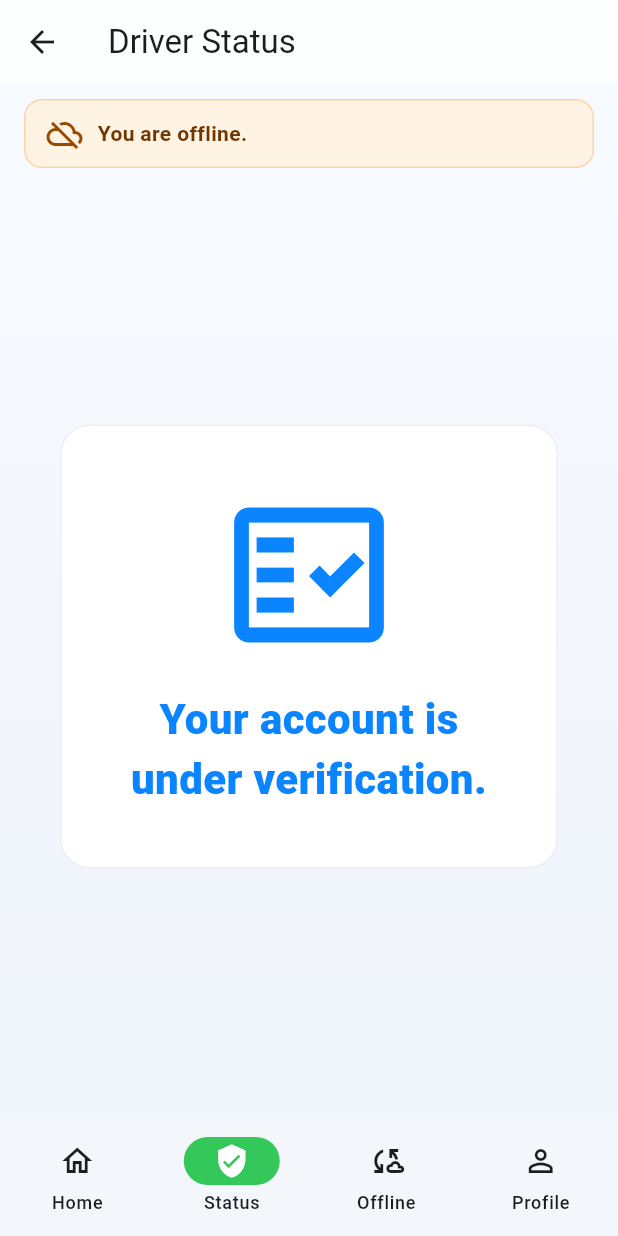
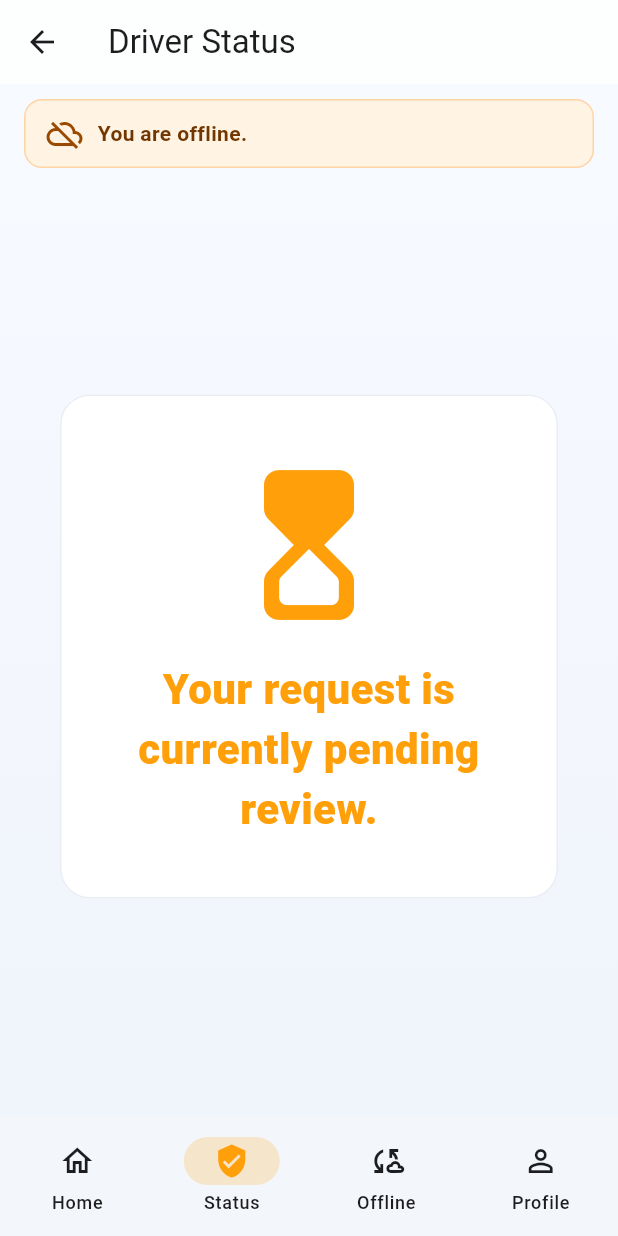
Before and after one commit to BlackTom900131/DriverOps, a Flutter app: the HomeScreen screen opened by its route, item 2 of the bottom bar chosen, on a phone screen of 412 x 824 dp. Run offline on Flutter 3.47's test engine with Material 3 defaults, Android fonts, the phone set to English and light mode, and no system bars; our stand-ins replace flutter_riverpod, go_router, shared_preferences; accounts and stored records are empty; Roboto replaces fonts that are missing (SF Pro Text).

Commit message:
fix: support DriverStatus.none across status UI and navigation

```diff
--- a/lib/features/status/ui/status_screen.dart
+++ b/lib/features/status/ui/status_screen.dart
@@ -11,9 +11,8 @@ class StatusScreen extends ConsumerWidget {
   @override
   Widget build(BuildContext context, WidgetRef ref) {
     final auth = ref.watch(authStateProvider);
-    var status = auth.driverStatus;
-    status =
-        DriverStatus.underVerification; // For testing, remove in production
+    final status = auth.driverStatus;
+    // status = DriverStatus.none; // For testing, remove in production
     final color = _colorFor(status);
 
     return AppScaffold(
@@ -49,6 +48,7 @@ class StatusScreen extends ConsumerWidget {
 
   String _labelFor(DriverStatus status) {
     return switch (status) {
+      DriverStatus.none => 'No action detected.',
       DriverStatus.pending => 'Your request is currently pending review.',
       DriverStatus.underVerification => 'Your account is under verification.',
       DriverStatus.approved => 'You have been approved.',
@@ -59,9 +59,10 @@ class StatusScreen extends ConsumerWidget {
 
   IconData _iconFor(DriverStatus status) {
     return switch (status) {
+      DriverStatus.none => Icons.info_outline,
       DriverStatus.pending => Icons.hourglass_top_rounded,
       DriverStatus.underVerification => Icons.fact_check_outlined,
-      DriverStatus.approved => Icons.verified_rounded,
+      DriverStatus.approved => Icons.check_circle_outlined,
       DriverStatus.rejected => Icons.cancel_outlined,
       DriverStatus.suspended => Icons.pause_circle_outline_rounded,
     };
@@ -69,6 +70,7 @@ class StatusScreen extends ConsumerWidget {
 
   Color _colorFor(DriverStatus status) {
     return switch (status) {
+      DriverStatus.none => const Color.fromARGB(255, 143, 250, 143),
       DriverStatus.pending => const Color(0xFFFF9F0A),
       DriverStatus.underVerification => const Color(0xFF0A84FF),
       DriverStatus.approved => const Color(0xFF34C759),
--- a/lib/features/workday/ui/home_screen.dart
+++ b/lib/features/workday/ui/home_screen.dart
@@ -210,6 +210,7 @@ class HomeScreen extends ConsumerWidget {
 
   String _statusLabel(DriverStatus status) {
     return switch (status) {
+      DriverStatus.none => 'No status',
       DriverStatus.pending => 'Pending verification',
       DriverStatus.underVerification => 'Under verification',
       DriverStatus.approved => 'Approved driver',
--- a/lib/shared/models/driver.dart
+++ b/lib/shared/models/driver.dart
@@ -1,6 +1,13 @@
 import 'dart:convert';
 
-enum DriverStatus { pending, underVerification, approved, rejected, suspended }
+enum DriverStatus {
+  none,
+  pending,
+  underVerification,
+  approved,
+  rejected,
+  suspended,
+}
 
 class Driver {
   final String id;
@@ -74,6 +81,7 @@ class Driver {
 extension DriverStatusX on DriverStatus {
   String get label {
     return switch (this) {
+      DriverStatus.none => 'No action.',
       DriverStatus.pending => 'Pending',
       DriverStatus.underVerification => 'Under Verification',
       DriverStatus.approved => 'Approved',
--- a/lib/shared/widgets/app_scaffold.dart
+++ b/lib/shared/widgets/app_scaffold.dart
@@ -1,8 +1,11 @@
 import 'package:flutter/material.dart';
+import 'package:flutter_riverpod/flutter_riverpod.dart';
 import 'package:driversystem/shared/widgets/offline_banner.dart';
 import 'package:go_router/go_router.dart';
+import '../../features/auth/state/auth_state.dart';
+import '../models/driver.dart';
 
-class AppScaffold extends StatelessWidget {
+class AppScaffold extends ConsumerWidget {
   final String title;
   final Widget body;
   final List<Widget>? actions;
@@ -17,8 +20,12 @@ class AppScaffold extends StatelessWidget {
   });
 
   @override
-  Widget build(BuildContext context) {
+  Widget build(BuildContext context, WidgetRef ref) {
     final location = GoRouterState.of(context).matchedLocation;
+    final selectedIndex = _tabIndex(location);
+    final driverStatus = ref.watch(authStateProvider.select((s) => s.driverStatus));
+    final statusColor = _statusColor(driverStatus);
+
     return Scaffold(
       appBar: AppBar(title: Text(title), actions: actions),
       body: Container(
@@ -36,8 +43,14 @@ class AppScaffold extends StatelessWidget {
           ],
         ),
       ),
-      bottomNavigationBar: NavigationBar(
-        selectedIndex: _tabIndex(location),
+      bottomNavigationBar: NavigationBarTheme(
+        data: NavigationBarThemeData(
+          indicatorColor: selectedIndex == 1
+              ? statusColor.withValues(alpha: 0.2)
+              : null,
+        ),
+        child: NavigationBar(
+          selectedIndex: selectedIndex,
           onDestinationSelected: (index) {
             switch (index) {
               case 0:
@@ -50,28 +63,29 @@ class AppScaffold extends StatelessWidget {
                 context.go('/home/profile');
             }
           },
-        destinations: const [
-          NavigationDestination(
+          destinations: [
+            const NavigationDestination(
               icon: Icon(Icons.home_outlined),
               selectedIcon: Icon(Icons.home),
               label: 'Home',
             ),
             NavigationDestination(
-            icon: Icon(Icons.verified_user_outlined),
-            selectedIcon: Icon(Icons.verified_user),
+              icon: const Icon(Icons.verified_user_outlined),
+              selectedIcon: Icon(Icons.verified_user, color: statusColor),
               label: 'Status',
             ),
-          NavigationDestination(
+            const NavigationDestination(
               icon: Icon(Icons.cloud_sync_outlined),
               selectedIcon: Icon(Icons.cloud_sync),
               label: 'Offline',
             ),
-          NavigationDestination(
+            const NavigationDestination(
               icon: Icon(Icons.person_outline),
               selectedIcon: Icon(Icons.person),
               label: 'Profile',
             ),
           ],
+        ),
       ),
     );
   }
@@ -84,4 +98,15 @@ class AppScaffold extends StatelessWidget {
     }
     return 0;
   }
+
+  Color _statusColor(DriverStatus status) {
+    return switch (status) {
+      DriverStatus.none => const Color(0xFF8E8E93),
+      DriverStatus.pending => const Color(0xFFFF9F0A),
+      DriverStatus.underVerification => const Color(0xFF0A84FF),
+      DriverStatus.approved => const Color(0xFF34C759),
+      DriverStatus.rejected => const Color(0xFFFF3B30),
+      DriverStatus.suspended => const Color(0xFF8E8E93),
+    };
   }
+}
--- a/lib/shared/widgets/status_badge.dart
+++ b/lib/shared/widgets/status_badge.dart
@@ -8,6 +8,7 @@ class StatusBadge extends StatelessWidget {
   @override
   Widget build(BuildContext context) {
     final (label, color) = switch (status) {
+      DriverStatus.none => ('No status', Colors.grey),
       DriverStatus.pending => ('Pending', Colors.orange),
       DriverStatus.underVerification => ('Under verification', Colors.blue),
       DriverStatus.approved => ('Approved', Colors.green),
```
Lines whose indentation alone changed are shown as unchanged.
